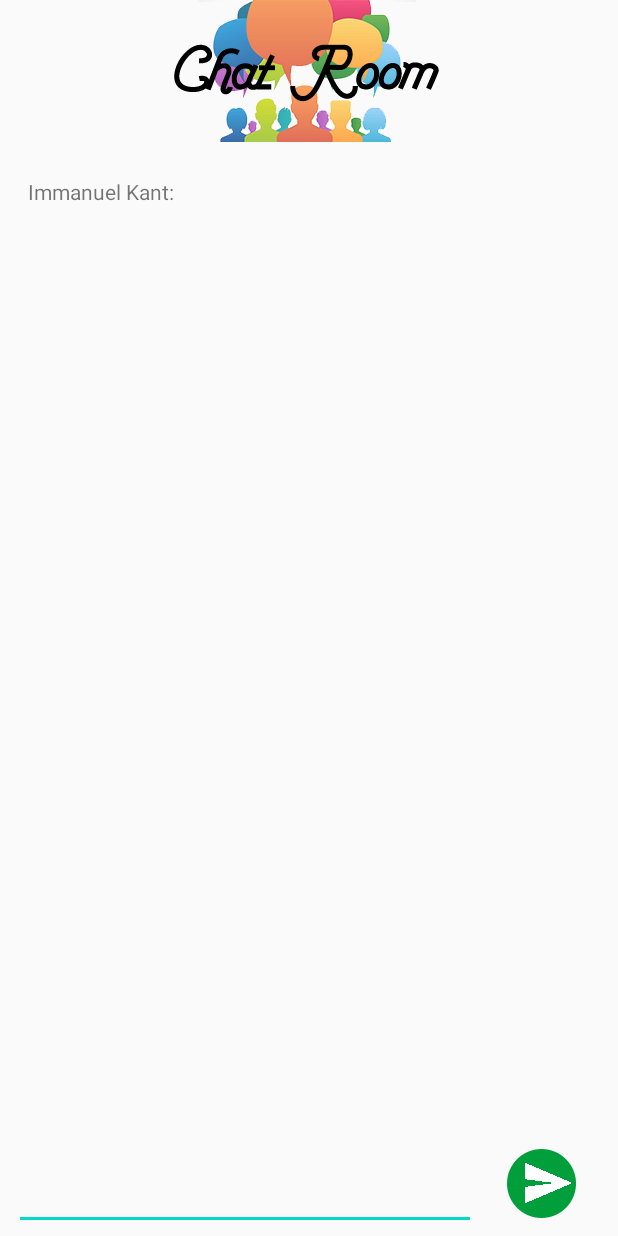
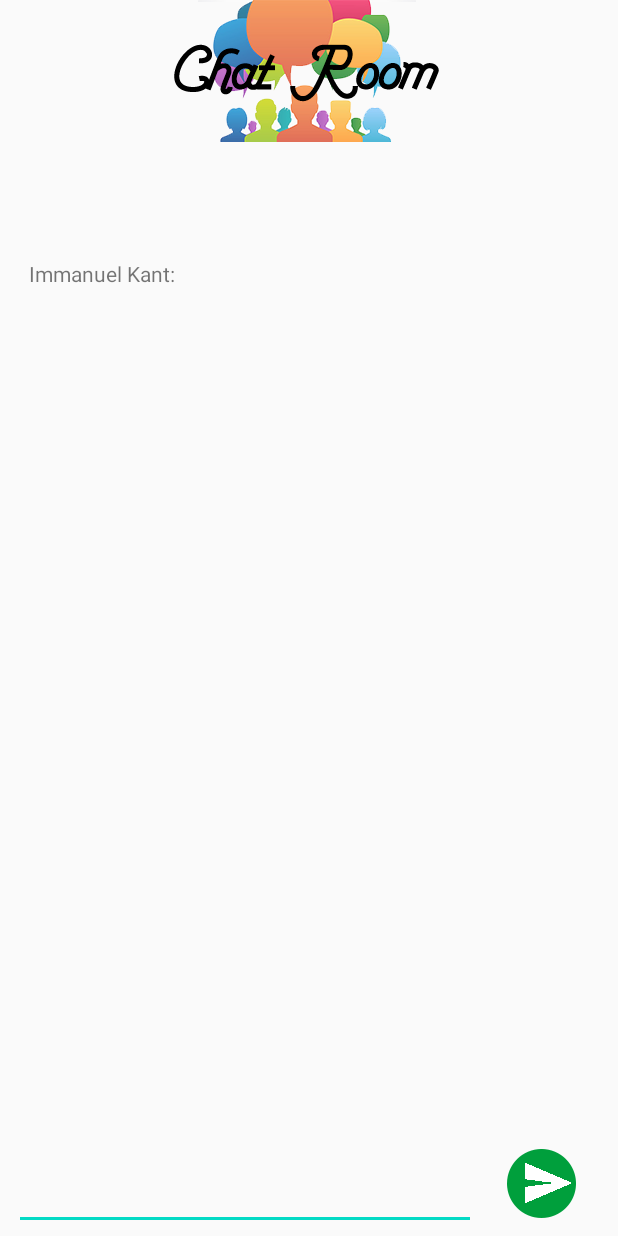
Before and after one commit to gomes717/SpaceApps, an Android app: the ChatActivity screen opened directly, with no data from a screen before it, after a tap on an icon or button, on a phone screen of 412 x 824 dp. Run offline under Robolectric (Android 15) with nearby library versions, the phone set to English and light mode, and no system bars.

Commit message:
fala galerinha do zap, arrumando chat constraint

```diff
--- a/app/src/main/res/layout/activity_chat.xml
+++ b/app/src/main/res/layout/activity_chat.xml
@@ -20,15 +20,14 @@
 
     <TextView
         android:id="@+id/chat"
-        android:layout_width="382dp"
-        android:layout_height="648dp"
+        android:layout_width="380dp"
+        android:layout_height="540dp"
+        android:layout_marginTop="8dp"
         android:scrollbars="vertical"
-        app:layout_constraintBottom_toBottomOf="@+id/msg"
+        app:layout_constraintBottom_toTopOf="@+id/msg"
         app:layout_constraintEnd_toEndOf="parent"
-        app:layout_constraintHorizontal_bias="0.51"
         app:layout_constraintStart_toStartOf="parent"
         app:layout_constraintTop_toBottomOf="@+id/a"
-        app:layout_constraintVertical_bias="0.095"
         tools:text="Messages" />
 
     <ImageView
```
